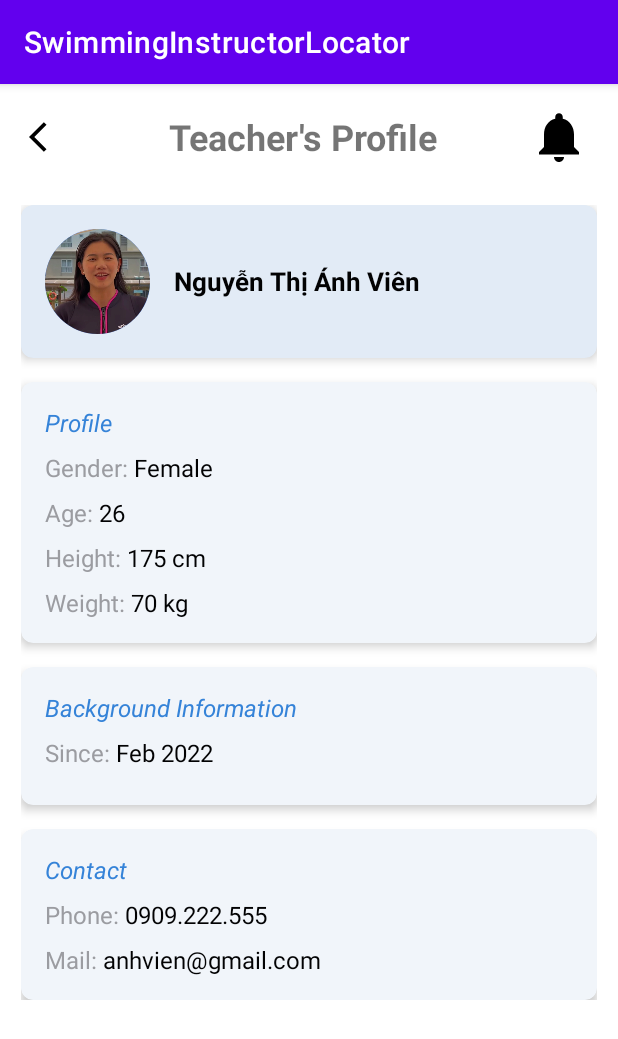
After one commit to Lomahs1401/Swimming-Instructor-Locator, an Android app: the fragment TeacherDetailFragment shown on its own in the app's theme, on a phone screen of 412 x 824 dp. The commit adds this screen. Shown: the top 1039 px of the screen. Run offline under Robolectric (Android 15) with nearby library versions, the phone set to English and light mode, and no system bars; our stand-ins replace CircleImageView.

Commit message:
teacher profile

```diff
--- a/app/build.gradle.kts
+++ b/app/build.gradle.kts
@@ -9,7 +9,7 @@ android {
 
     defaultConfig {
         applicationId = "com.example.swimminginstructorlocator"
-        minSdk = 24
+        minSdk = 21
         targetSdk = 33
         versionCode = 1
         versionName = "1.0"
@@ -59,4 +59,6 @@ dependencies {
     implementation("com.github.bumptech.glide:glide:4.15.1")
     implementation("androidx.viewpager2:viewpager2:1.0.0")
     implementation("pl.droidsonroids.gif:android-gif-drawable:1.2.28")
+    implementation("com.squareup.retrofit2:retrofit:2.9.0")
+    implementation("com.squareup.retrofit2:converter-gson:2.9.0")
 }
--- /dev/null
+++ b/app/src/main/java/com/example/swimminginstructorlocator/data/model/Teacher.kt
@@ -0,0 +1,13 @@
+package com.example.swimminginstructorlocator.data.model
+
+data class Teacher(
+    val name: String,
+    val avatar: String,
+    val email: String,
+    val gender: Int,
+    val address: String,
+    val phone: String,
+    val weight: String,
+    val height: String,
+    val id: String
+)
--- /dev/null
+++ b/app/src/main/java/com/example/swimminginstructorlocator/data/repo/TeacherRepo.kt
@@ -0,0 +1,4 @@
+package com.example.swimminginstructorlocator.data.repo
+
+class TeacherRepo {
+}
--- /dev/null
+++ b/app/src/main/java/com/example/swimminginstructorlocator/data/repo/source/TeacherDataSource.kt
@@ -0,0 +1,4 @@
+package com.example.swimminginstructorlocator.data.repo.source
+
+interface TeacherDataSource {
+}
--- /dev/null
+++ b/app/src/main/java/com/example/swimminginstructorlocator/data/repo/source/fetchjson/GetJsonFromUrl.kt
@@ -0,0 +1,13 @@
+package com.example.swimminginstructorlocator.data.repo.source.fetchjson
+
+import retrofit2.Retrofit
+import retrofit2.converter.gson.GsonConverterFactory
+
+class GetJsonFromUrl {
+    private val BASE_URL = "https://api.example.com/"
+
+    val retrofit: Retrofit = Retrofit.Builder()
+        .baseUrl(BASE_URL)
+        .addConverterFactory(GsonConverterFactory.create())
+        .build()
+}
--- /dev/null
+++ b/app/src/main/java/com/example/swimminginstructorlocator/data/repo/source/fetchjson/TeacherDataSource.kt
@@ -0,0 +1,4 @@
+package com.example.swimminginstructorlocator.data.repo.source.fetchjson
+
+class TeacherDataSource {
+}
--- /dev/null
+++ b/app/src/main/java/com/example/swimminginstructorlocator/ui/teacher/detail/TeacherDetailFragment.kt
@@ -0,0 +1,56 @@
+package com.example.swimminginstructorlocator.ui.teacher.detail
+
+import android.os.Bundle
+import androidx.fragment.app.Fragment
+import android.view.LayoutInflater
+import android.view.View
+import android.view.ViewGroup
+import com.example.swimminginstructorlocator.R
+// TODO: Rename parameter arguments, choose names that match
+// the fragment initialization parameters, e.g. ARG_ITEM_NUMBER
+private const val ARG_PARAM1 = "param1"
+private const val ARG_PARAM2 = "param2"
+
+/**
+ * A simple [Fragment] subclass.
+ * Use the [TeacherDetailFragment.newInstance] factory method to
+ * create an instance of this fragment.
+ */
+class TeacherDetailFragment : Fragment() {
+    // TODO: Rename and change types of parameters
+    private var param1: String? = null
+    private var param2: String? = null
+
+    override fun onCreate(savedInstanceState: Bundle?) {
+        super.onCreate(savedInstanceState)
+        arguments?.let {
+            param1 = it.getString(ARG_PARAM1)
+            param2 = it.getString(ARG_PARAM2)
+        }
+    }
+
+    override fun onCreateView(inflater: LayoutInflater, container: ViewGroup?,
+                              savedInstanceState: Bundle?): View? {
+        // Inflate the layout for this fragment
+        return inflater.inflate(R.layout.fragment_teacher_detail, container, false)
+    }
+
+    companion object {
+        /**
+         * Use this factory method to create a new instance of
+         * this fragment using the provided parameters.
+         *
+         * @param param1 Parameter 1.
+         * @param param2 Parameter 2.
+         * @return A new instance of fragment TeacherDetailFragment.
+         */
+        // TODO: Rename and change types and number of parameters
+        @JvmStatic fun newInstance(param1: String, param2: String) =
+                TeacherDetailFragment().apply {
+                    arguments = Bundle().apply {
+                        putString(ARG_PARAM1, param1)
+                        putString(ARG_PARAM2, param2)
+                    }
+                }
+    }
+}
--- /dev/null
+++ b/app/src/main/res/drawable/baseline_arrow_back_ios_24.xml
@@ -0,0 +1,5 @@
+<vector android:autoMirrored="true" android:height="24dp"
+    android:tint="#000000" android:viewportHeight="24"
+    android:viewportWidth="24" android:width="24dp" xmlns:android="http://schemas.android.com/apk/res/android">
+    <path android:fillColor="@android:color/white" android:pathData="M11.67,3.87L9.9,2.1 0,12l9.9,9.9 1.77,-1.77L3.54,12z"/>
+</vector>
--- /dev/null
+++ b/app/src/main/res/drawable/round_style.xml
@@ -0,0 +1,4 @@
+<?xml version="1.0" encoding="utf-8"?>
+<shape xmlns:android="http://schemas.android.com/apk/res/android">
+    <corners android:radius="12dp"/>
+</shape>
--- /dev/null
+++ b/app/src/main/res/drawable/rounded_corners.xml
@@ -0,0 +1,7 @@
+<shape xmlns:android="http://schemas.android.com/apk/res/android">
+    <solid android:color="@android:color/transparent" /> <!-- Màu nền -->
+    <corners android:radius="1000dp" />
+    <stroke
+        android:width="2dp"
+        android:color="#618EE9" />
+</shape>
--- /dev/null
+++ b/app/src/main/res/layout/fragment_teacher_detail.xml
@@ -0,0 +1,322 @@
+<?xml version="1.0" encoding="utf-8"?>
+<FrameLayout xmlns:android="http://schemas.android.com/apk/res/android"
+    xmlns:app="http://schemas.android.com/apk/res-auto"
+    xmlns:tools="http://schemas.android.com/tools"
+    android:layout_width="match_parent"
+    android:layout_height="match_parent"
+    tools:context=".ui.teacher.detail.TeacherDetailFragment">
+
+    <RelativeLayout
+        android:layout_width="match_parent"
+        android:layout_height="match_parent"
+        android:paddingHorizontal="@dimen/dp_4">
+
+        <!-- Header -->
+        <LinearLayout
+            android:id="@+id/header"
+            android:layout_width="match_parent"
+            android:layout_height="wrap_content"
+            android:gravity="center_vertical"
+            android:orientation="horizontal"
+            android:padding="@dimen/dp_15">
+
+            <ImageView
+                android:id="@+id/img_back_button"
+                android:layout_width="24dp"
+                android:layout_height="24dp"
+                android:layout_centerVertical="true"
+                android:src="@drawable/baseline_arrow_back_ios_24"
+                tools:ignore="ContentDescription" />
+
+            <TextView
+                android:id="@+id/tv_view_all_recipes"
+                android:layout_width="0dp"
+                android:layout_height="wrap_content"
+                android:layout_marginStart="8dp"
+                android:layout_weight="1"
+                android:gravity="center"
+                android:text="Teacher's Profile"
+                android:textSize="24sp"
+                android:textStyle="bold" />
+
+            <ImageView
+                android:id="@+id/img_notification"
+                android:layout_width="40dp"
+                android:layout_height="40dp"
+                android:layout_centerVertical="true"
+                android:src="@drawable/ic_notifications_black_24dp"
+                tools:ignore="ContentDescription" />
+        </LinearLayout>
+
+        <!-- Scrollable Content -->
+        <ScrollView
+            android:layout_width="match_parent"
+            android:layout_height="match_parent"
+            android:layout_below="@id/header">
+
+            <LinearLayout
+                android:layout_width="match_parent"
+                android:layout_height="wrap_content"
+                android:orientation="vertical"
+                android:padding="@dimen/dp_10">
+
+                <!-- Teacher Profile -->
+                <androidx.cardview.widget.CardView
+                    android:layout_width="match_parent"
+                    android:layout_height="wrap_content"
+                    android:layout_marginBottom="16dp"
+                    app:cardBackgroundColor="#E2EBF6"
+                    app:cardCornerRadius="8dp"
+                    app:cardElevation="4dp">
+
+                    <LinearLayout
+                        android:layout_width="match_parent"
+                        android:layout_height="wrap_content"
+                        android:gravity="center_vertical"
+                        android:orientation="horizontal"
+                        android:padding="16dp">
+
+                        <de.hdodenhof.circleimageview.CircleImageView
+                            android:layout_width="70dp"
+                            android:layout_height="70dp"
+                            android:background="@drawable/rounded_corners"
+                            android:contentDescription="Teacher Avatar"
+                            android:src="@drawable/instructor" />
+
+                        <TextView
+                            android:layout_width="wrap_content"
+                            android:layout_height="wrap_content"
+                            android:paddingStart="16dp"
+                            android:text="@string/instructor_name"
+                            android:textColor="#020203"
+                            android:textSize="17sp"
+                            android:textStyle="bold" />
+                    </LinearLayout>
+                </androidx.cardview.widget.CardView>
+
+                <!-- Profile Information -->
+                <androidx.cardview.widget.CardView
+                    android:layout_width="match_parent"
+                    android:layout_height="wrap_content"
+                    android:layout_marginBottom="16dp"
+                    app:cardBackgroundColor="#F1F5FA"
+                    app:cardCornerRadius="8dp"
+                    app:cardElevation="4dp">
+
+                    <LinearLayout
+                        android:layout_width="match_parent"
+                        android:layout_height="wrap_content"
+                        android:orientation="vertical"
+                        android:padding="16dp">
+
+                        <TextView
+                            android:layout_width="wrap_content"
+                            android:layout_height="wrap_content"
+                            android:layout_marginBottom="8dp"
+                            android:text="Profile"
+                            android:textColor="#3583D8"
+                            android:textSize="16sp"
+                            android:textStyle="italic" />
+
+                        <LinearLayout
+                            android:layout_width="match_parent"
+                            android:layout_height="wrap_content"
+                            android:orientation="horizontal">
+
+                            <TextView
+                                android:layout_width="wrap_content"
+                                android:layout_height="wrap_content"
+                                android:text="Gender: "
+                                android:textColor="#9B9CA1"
+                                android:textSize="16sp" />
+
+                            <TextView
+                                android:layout_width="wrap_content"
+                                android:layout_height="wrap_content"
+                                android:text="Female"
+                                android:textColor="#020203"
+                                android:textSize="16sp" />
+                        </LinearLayout>
+
+                        <LinearLayout
+                            android:layout_width="match_parent"
+                            android:layout_height="wrap_content">
+
+                            <TextView
+                                android:layout_width="wrap_content"
+                                android:layout_height="wrap_content"
+                                android:paddingTop="8dp"
+                                android:text="Age: "
+                                android:textColor="#9B9CA1"
+                                android:textSize="16sp" />
+
+                            <TextView
+                                android:layout_width="wrap_content"
+                                android:layout_height="wrap_content"
+                                android:paddingTop="8dp"
+                                android:text="26"
+                                android:textColor="#020203"
+                                android:textSize="16sp" />
+                        </LinearLayout>
+
+                        <LinearLayout
+                            android:layout_width="match_parent"
+                            android:layout_height="wrap_content">
+
+                            <TextView
+                                android:layout_width="wrap_content"
+                                android:layout_height="wrap_content"
+                                android:paddingTop="8dp"
+                                android:text="Height: "
+                                android:textColor="#9B9CA1"
+                                android:textSize="16sp" />
+
+                            <TextView
+                                android:layout_width="wrap_content"
+                                android:layout_height="wrap_content"
+                                android:paddingTop="8dp"
+                                android:text="175 cm"
+                                android:textColor="#020203"
+                                android:textSize="16sp" />
+                        </LinearLayout>
+
+                        <LinearLayout
+                            android:layout_width="match_parent"
+                            android:layout_height="wrap_content">
+
+                            <TextView
+                                android:layout_width="wrap_content"
+                                android:layout_height="wrap_content"
+                                android:paddingTop="8dp"
+                                android:text="Weight: "
+                                android:textColor="#9B9CA1"
+                                android:textSize="16sp" />
+
+                            <TextView
+                                android:layout_width="wrap_content"
+                                android:layout_height="wrap_content"
+                                android:paddingTop="8dp"
+                                android:text="70 kg"
+                                android:textColor="#020203"
+                                android:textSize="16sp" />
+                        </LinearLayout>
+                    </LinearLayout>
+                </androidx.cardview.widget.CardView>
+
+                <!-- Background Information -->
+                <androidx.cardview.widget.CardView
+                    android:layout_width="match_parent"
+                    android:layout_height="wrap_content"
+                    android:layout_marginBottom="16dp"
+                    app:cardBackgroundColor="#F1F5FA"
+                    app:cardCornerRadius="8dp"
+                    app:cardElevation="4dp">
+
+                    <LinearLayout
+                        android:layout_width="match_parent"
+                        android:layout_height="wrap_content"
+                        android:orientation="vertical"
+                        android:padding="16dp">
+
+                        <TextView
+                            android:layout_width="wrap_content"
+                            android:layout_height="wrap_content"
+                            android:layout_marginBottom="8dp"
+                            android:text="Background Information"
+                            android:textColor="#3583D8"
+                            android:textSize="16sp"
+                            android:textStyle="italic" />
+
+                        <LinearLayout
+                            android:layout_width="match_parent"
+                            android:layout_height="wrap_content"
+                            android:layout_marginBottom="8dp"
+                            android:orientation="horizontal">
+
+                            <TextView
+                                android:layout_width="wrap_content"
+                                android:layout_height="wrap_content"
+                                android:text="Since: "
+                                android:textColor="#9B9CA1"
+                                android:textSize="16sp" />
+
+                            <TextView
+                                android:layout_width="wrap_content"
+                                android:layout_height="wrap_content"
+                                android:text="Feb 2022"
+                                android:textColor="#020203"
+                                android:textSize="16sp" />
+                        </LinearLayout>
+                        <!-- Add other background information here -->
+                    </LinearLayout>
+                </androidx.cardview.widget.CardView>
+
+                <!-- Contact Information -->
+                <androidx.cardview.widget.CardView
+                    android:layout_width="match_parent"
+                    android:layout_height="wrap_content"
+                    app:cardBackgroundColor="#F1F5FA"
+                    app:cardCornerRadius="8dp"
+                    app:cardElevation="4dp">
+
+                    <LinearLayout
+                        android:layout_width="match_parent"
+                        android:layout_height="wrap_content"
+                        android:orientation="vertical"
+                        android:padding="16dp">
+
+                        <TextView
+                            android:layout_width="wrap_content"
+                            android:layout_height="wrap_content"
+                            android:layout_marginBottom="8dp"
+                            android:text="Contact"
+                            android:textColor="#3583D8"
+                            android:textSize="16sp"
+                            android:textStyle="italic" />
+
+                        <LinearLayout
+                            android:layout_width="match_parent"
+                            android:layout_height="wrap_content"
+                            android:layout_marginBottom="8dp"
+                            android:orientation="horizontal">
+
+                            <TextView
+                                android:layout_width="wrap_content"
+                                android:layout_height="wrap_content"
+                                android:text="Phone: "
+                                android:textColor="#9B9CA1"
+                                android:textSize="16sp" />
+
+                            <TextView
+                                android:layout_width="wrap_content"
+                                android:layout_height="wrap_content"
+                                android:text="0909.222.555"
+                                android:textColor="#020203"
+                                android:textSize="16sp" />
+                        </LinearLayout>
+
+                        <LinearLayout
+                            android:layout_width="match_parent"
+                            android:layout_height="wrap_content"
+                            android:orientation="horizontal">
+
+                            <TextView
+                                android:layout_width="wrap_content"
+                                android:layout_height="wrap_content"
+                                android:text="Mail: "
+                                android:textColor="#9B9CA1"
+                                android:textSize="16sp" />
+
+                            <TextView
+                                android:layout_width="wrap_content"
+                                android:layout_height="wrap_content"
+                                android:text="anhvien@gmail.com"
+                                android:textColor="#020203"
+                                android:textSize="16sp" />
+                        </LinearLayout>
+                    </LinearLayout>
+                </androidx.cardview.widget.CardView>
+            </LinearLayout>
+        </ScrollView>
+    </RelativeLayout>
+</FrameLayout>
--- a/app/src/main/res/values/dimens.xml
+++ b/app/src/main/res/values/dimens.xml
@@ -1,8 +1,8 @@
+<?xml version="1.0" encoding="utf-8"?>
 <resources>
     <!-- Default screen margins, per the Android Design guidelines. -->
     <dimen name="activity_horizontal_margin">16dp</dimen>
     <dimen name="activity_vertical_margin">16dp</dimen>
-
     <dimen name="dp_0">0.00dp</dimen>
     <dimen name="dp_1">1.00dp</dimen>
     <dimen name="dp_2">2.00dp</dimen>
--- a/app/src/main/res/values/strings.xml
+++ b/app/src/main/res/values/strings.xml
@@ -3,7 +3,6 @@
     <string name="title_home">Home</string>
     <string name="title_dashboard">Dashboard</string>
     <string name="title_notifications">Notifications</string>
-    <!-- TODO: Remove or change this placeholder text -->
     <string name="hello_blank_fragment">Hello blank fragment</string>
     <string name="search_instructor">Search Instructor</string>
     <string name="instructor_name">Nguyễn Thị Ánh Viên</string>
```
